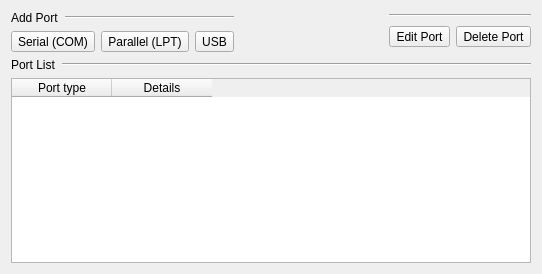
Old version of the form src/Ports_Tab_Widget.ui in the repository tobimensch/aqemu.
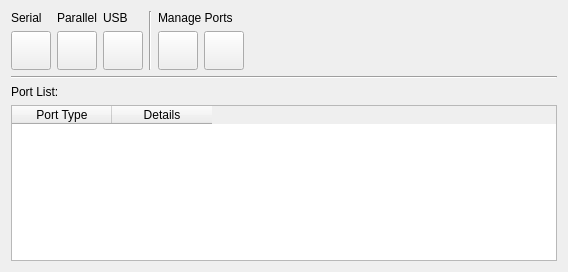
New version of the form. Icons and pictures are not drawn.

Commit message: Changed Ports settings to look more like Device Manager and Folder Sharing and moved it into Media tab

```diff
--- a/src/Ports_Tab_Widget.ui
+++ b/src/Ports_Tab_Widget.ui
@@ -7,8 +7,8 @@
    <rect>
     <x>0</x>
     <y>0</y>
-    <width>542</width>
-    <height>274</height>
+    <width>568</width>
+    <height>272</height>
    </rect>
   </property>
   <property name="windowTitle">
@@ -28,21 +28,14 @@
           </sizepolicy>
          </property>
          <property name="text">
-          <string>Add Port</string>
-         </property>
-        </widget>
-       </item>
-       <item row="0" column="1" colspan="3">
-        <widget class="Line" name="line_2">
-         <property name="orientation">
-          <enum>Qt::Horizontal</enum>
+          <string>Serial</string>
          </property>
         </widget>
        </item>
        <item row="1" column="0" colspan="2">
         <widget class="QToolButton" name="TB_Add_Serial_Port">
          <property name="text">
-          <string>Serial (COM)</string>
+          <string/>
          </property>
          <property name="icon">
           <iconset resource="../resources/icons.qrc">
@@ -55,7 +48,7 @@
           </size>
          </property>
          <property name="toolButtonStyle">
-          <enum>Qt::ToolButtonTextUnderIcon</enum>
+          <enum>Qt::ToolButtonIconOnly</enum>
          </property>
          <property name="autoRaise">
           <bool>false</bool>
@@ -65,7 +58,7 @@
        <item row="1" column="2">
         <widget class="QToolButton" name="TB_Add_Parallel_Port">
          <property name="text">
-          <string>Parallel (LPT)</string>
+          <string/>
          </property>
          <property name="icon">
           <iconset resource="../resources/icons.qrc">
@@ -78,7 +71,7 @@
           </size>
          </property>
          <property name="toolButtonStyle">
-          <enum>Qt::ToolButtonTextUnderIcon</enum>
+          <enum>Qt::ToolButtonIconOnly</enum>
          </property>
          <property name="autoRaise">
           <bool>false</bool>
@@ -88,7 +81,7 @@
        <item row="1" column="3">
         <widget class="QToolButton" name="TB_Add_USB_Port">
          <property name="text">
-          <string>USB</string>
+          <string/>
          </property>
          <property name="icon">
           <iconset resource="../resources/icons.qrc">
@@ -101,45 +94,42 @@
           </size>
          </property>
          <property name="toolButtonStyle">
-          <enum>Qt::ToolButtonTextUnderIcon</enum>
+          <enum>Qt::ToolButtonIconOnly</enum>
          </property>
          <property name="autoRaise">
           <bool>false</bool>
          </property>
         </widget>
        </item>
+       <item row="0" column="2">
+        <widget class="QLabel" name="label_2">
+         <property name="text">
+          <string>Parallel</string>
+         </property>
+        </widget>
+       </item>
+       <item row="0" column="3">
+        <widget class="QLabel" name="label_3">
+         <property name="text">
+          <string>USB</string>
+         </property>
+        </widget>
+       </item>
       </layout>
      </item>
      <item>
-      <spacer name="horizontalSpacer">
+      <widget class="Line" name="line_4">
        <property name="orientation">
-        <enum>Qt::Horizontal</enum>
+        <enum>Qt::Vertical</enum>
        </property>
-       <property name="sizeHint" stdset="0">
-        <size>
-         <width>18</width>
-         <height>20</height>
-        </size>
-       </property>
-      </spacer>
+      </widget>
      </item>
      <item>
       <layout class="QGridLayout" name="gridLayout">
-       <item row="0" column="0" colspan="2">
-        <layout class="QHBoxLayout" name="horizontalLayout">
-         <item>
-          <widget class="Line" name="line_3">
-           <property name="orientation">
-            <enum>Qt::Horizontal</enum>
-           </property>
-          </widget>
-         </item>
-        </layout>
-       </item>
        <item row="1" column="0">
         <widget class="QToolButton" name="TB_Edit_Port">
          <property name="text">
-          <string>Edit Port</string>
+          <string/>
          </property>
          <property name="icon">
           <iconset resource="../resources/icons.qrc">
@@ -152,7 +142,7 @@
           </size>
          </property>
          <property name="toolButtonStyle">
-          <enum>Qt::ToolButtonTextUnderIcon</enum>
+          <enum>Qt::ToolButtonIconOnly</enum>
          </property>
          <property name="autoRaise">
           <bool>false</bool>
@@ -162,7 +152,7 @@
        <item row="1" column="1">
         <widget class="QToolButton" name="TB_Delete_Port">
          <property name="text">
-          <string>Delete Port</string>
+          <string/>
          </property>
          <property name="icon">
           <iconset resource="../resources/icons.qrc">
@@ -175,36 +165,60 @@
           </size>
          </property>
          <property name="toolButtonStyle">
-          <enum>Qt::ToolButtonTextUnderIcon</enum>
+          <enum>Qt::ToolButtonIconOnly</enum>
          </property>
          <property name="autoRaise">
           <bool>false</bool>
          </property>
         </widget>
        </item>
+       <item row="0" column="0" colspan="2">
+        <layout class="QHBoxLayout" name="horizontalLayout">
+         <item>
+          <widget class="QLabel" name="label">
+           <property name="text">
+            <string>Manage Ports</string>
+           </property>
+          </widget>
+         </item>
       </layout>
      </item>
     </layout>
+     </item>
+     <item>
+      <spacer name="horizontalSpacer">
+       <property name="orientation">
+        <enum>Qt::Horizontal</enum>
+       </property>
+       <property name="sizeHint" stdset="0">
+        <size>
+         <width>40</width>
+         <height>20</height>
+        </size>
+       </property>
+      </spacer>
+     </item>
+    </layout>
+   </item>
+   <item>
+    <widget class="Line" name="line">
+     <property name="orientation">
+      <enum>Qt::Horizontal</enum>
+     </property>
+    </widget>
    </item>
    <item>
     <layout class="QHBoxLayout" name="horizontalLayout_4">
      <item>
       <widget class="QLabel" name="Label_Pors">
        <property name="sizePolicy">
-        <sizepolicy hsizetype="Maximum" vsizetype="Preferred">
+        <sizepolicy hsizetype="Preferred" vsizetype="Preferred">
          <horstretch>0</horstretch>
          <verstretch>0</verstretch>
         </sizepolicy>
        </property>
        <property name="text">
-        <string>Port List</string>
-       </property>
-      </widget>
-     </item>
-     <item>
-      <widget class="Line" name="line">
-       <property name="orientation">
-        <enum>Qt::Horizontal</enum>
+        <string>Port List:</string>
        </property>
       </widget>
      </item>
@@ -232,7 +246,7 @@
      </property>
      <column>
       <property name="text">
-       <string>Port type</string>
+       <string>Port Type</string>
       </property>
      </column>
      <column>
```
Lines whose indentation alone changed are shown as unchanged. The commit also changes 3 other files.
